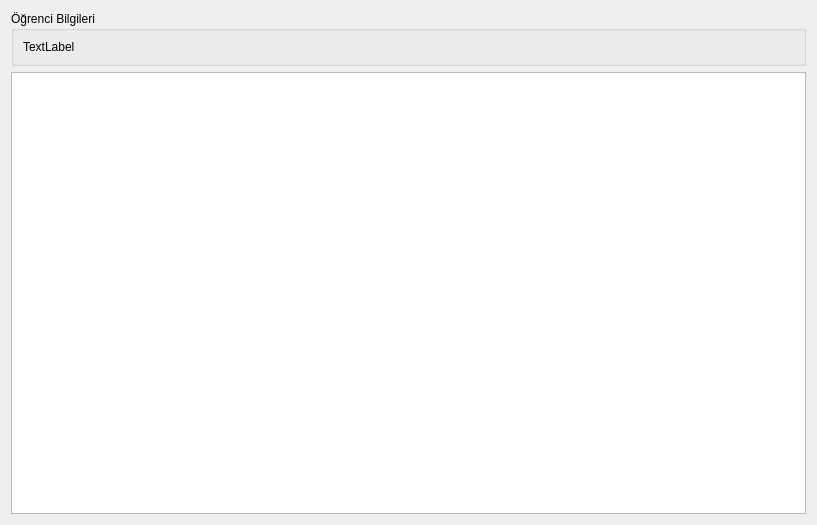
The window that recordsbystudent.ui (bariscelik/hilohane) describes before a commit, drawn with Qt 5.
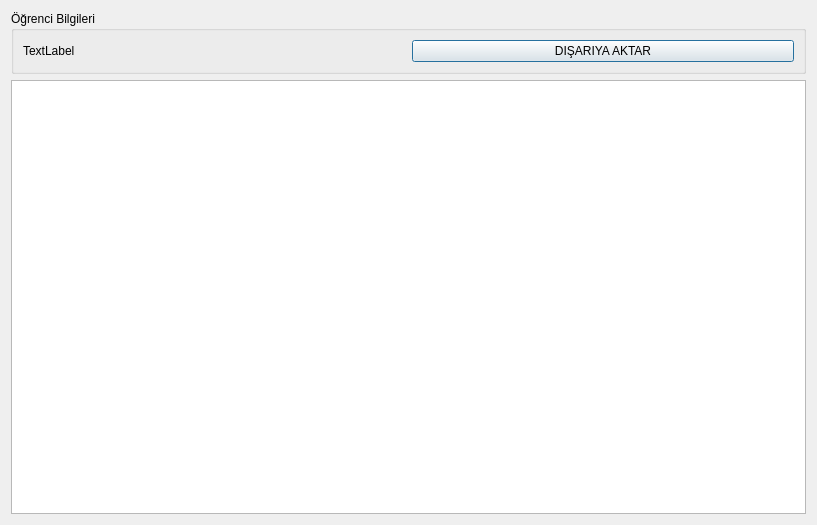
The same window after the commit.

The edit to the form file:
```diff
--- a/recordsbystudent.ui
+++ b/recordsbystudent.ui
@@ -22,7 +22,7 @@
      <property name="title">
       <string>Öğrenci Bilgileri</string>
      </property>
-     <layout class="QVBoxLayout" name="verticalLayout_2">
+     <layout class="QHBoxLayout" name="horizontalLayout">
       <item>
        <widget class="QLabel" name="studentInfoLabel">
         <property name="text">
@@ -30,6 +30,13 @@
         </property>
        </widget>
       </item>
+      <item>
+       <widget class="QPushButton" name="btnExportStudentRecords">
+        <property name="text">
+         <string>DIŞARIYA AKTAR</string>
+        </property>
+       </widget>
+      </item>
      </layout>
     </widget>
    </item>
```
